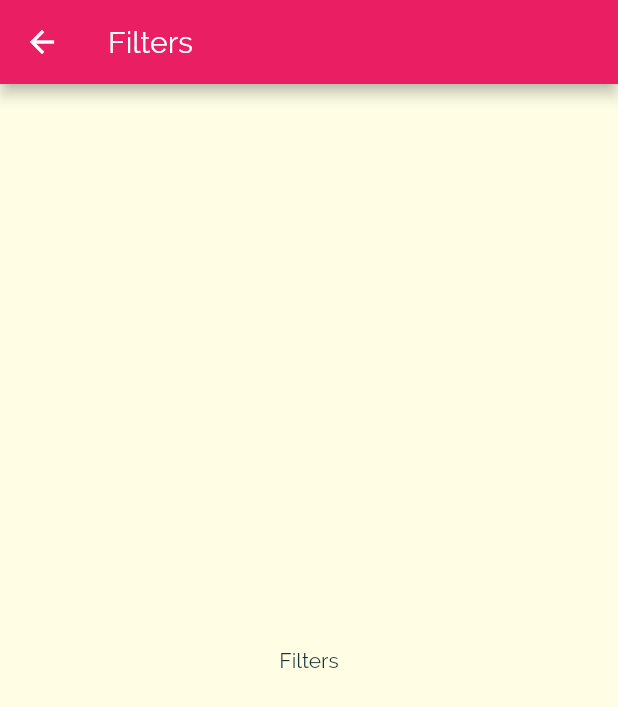
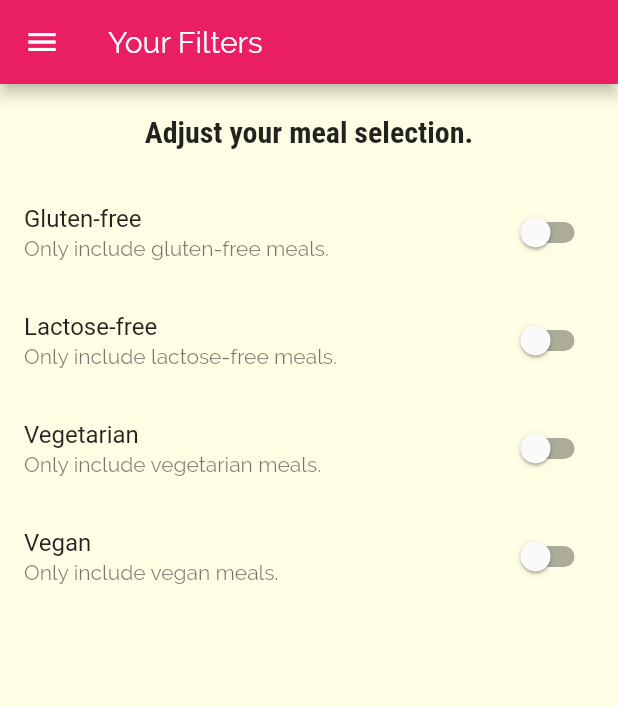
Before and after one commit to AtaMahmoud/delimeals, a Flutter app: the FiltersScreen screen opened by its route, on a phone screen of 412 x 824 dp. Shown: the top 707 px of the screen. Run offline on Flutter 3.47's test engine with Material 2 defaults, Android fonts, the phone set to English and light mode, and no system bars.

Commit message:
add filters page design

```diff
--- a/lib/screens/filters_screen.dart
+++ b/lib/screens/filters_screen.dart
@@ -1,15 +1,111 @@
 import 'package:flutter/material.dart';
 
-class FiltersScreen extends StatelessWidget {
+import '../widgets/main_drawer.dart';
+
+class FiltersScreen extends StatefulWidget {
   static const routeName = '/filters';
+
+  @override
+  _FiltersScreenState createState() => _FiltersScreenState();
+}
+
+class _FiltersScreenState extends State<FiltersScreen> {
+  bool _glutenFree = false;
+  bool _vegetarian = false;
+  bool _vegan = false;
+  bool _lactoseFree = false;
+
+
+  Widget _buildSwitchListTile(
+    String title,
+    String description,
+    bool currentValue,
+    Function updateValue,
+  ) {
+    return SwitchListTile(
+      title: Text(title),
+      value: currentValue,
+      subtitle: Text(
+        description,
+      ),
+      onChanged: updateValue,
+    );
+  }
+
   @override
   Widget build(BuildContext context) {
     return Scaffold(
       appBar: AppBar(
-        title: Text("Filters"),
+        title: Text('Your Filters'),
+        actions: <Widget>[
+
+        ],
       ),
-      body: Center(
-        child: Text("Filters"),
+      drawer: MainDrawer(),
+      body: Column(
+        children: <Widget>[
+          Container(
+            padding: EdgeInsets.all(20),
+            child: Text(
+              'Adjust your meal selection.',
+              style: Theme.of(context).textTheme.title,
+            ),
+          ),
+          Expanded(
+            child: ListView(
+              children: <Widget>[
+                _buildSwitchListTile(
+                  'Gluten-free',
+                  'Only include gluten-free meals.',
+                  _glutenFree,
+                  (newValue) {
+                    setState(
+                      () {
+                        _glutenFree = newValue;
+                      },
+                    );
+                  },
+                ),
+                _buildSwitchListTile(
+                  'Lactose-free',
+                  'Only include lactose-free meals.',
+                  _lactoseFree,
+                  (newValue) {
+                    setState(
+                      () {
+                        _lactoseFree = newValue;
+                      },
+                    );
+                  },
+                ),
+                _buildSwitchListTile(
+                  'Vegetarian',
+                  'Only include vegetarian meals.',
+                  _vegetarian,
+                  (newValue) {
+                    setState(
+                      () {
+                        _vegetarian = newValue;
+                      },
+                    );
+                  },
+                ),
+                _buildSwitchListTile(
+                  'Vegan',
+                  'Only include vegan meals.',
+                  _vegan,
+                  (newValue) {
+                    setState(
+                      () {
+                        _vegan = newValue;
+                      },
+                    );
+                  },
+                )
+              ],
+            ),
+          ),
+        ],
       ),
     );
   }
```
